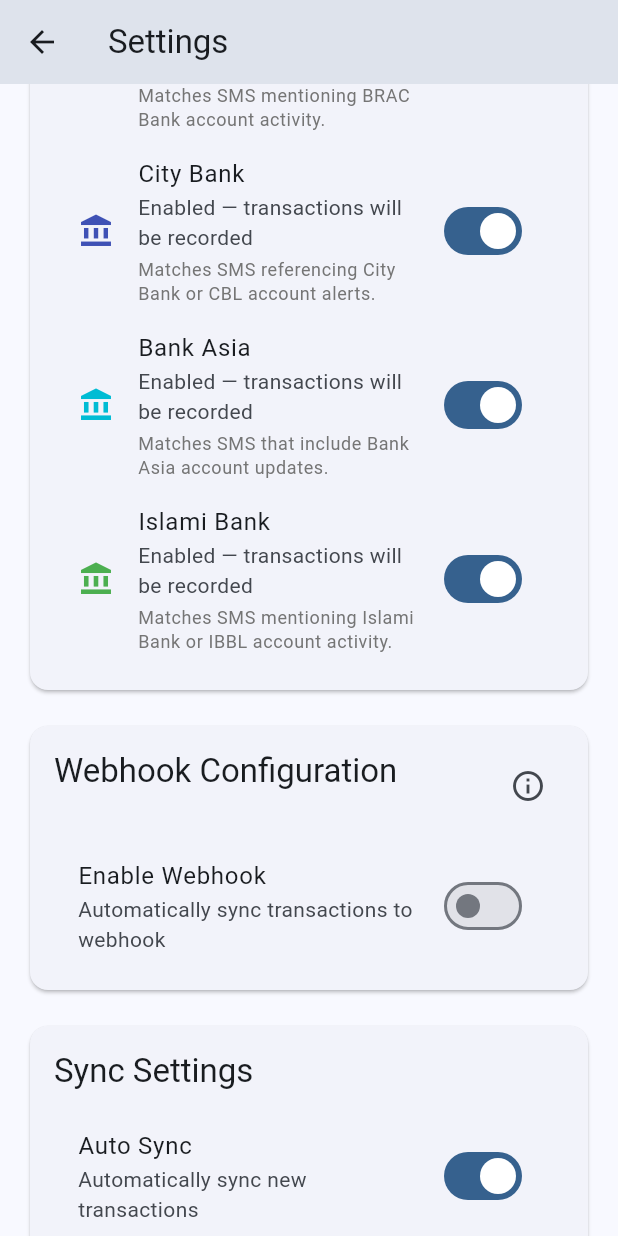
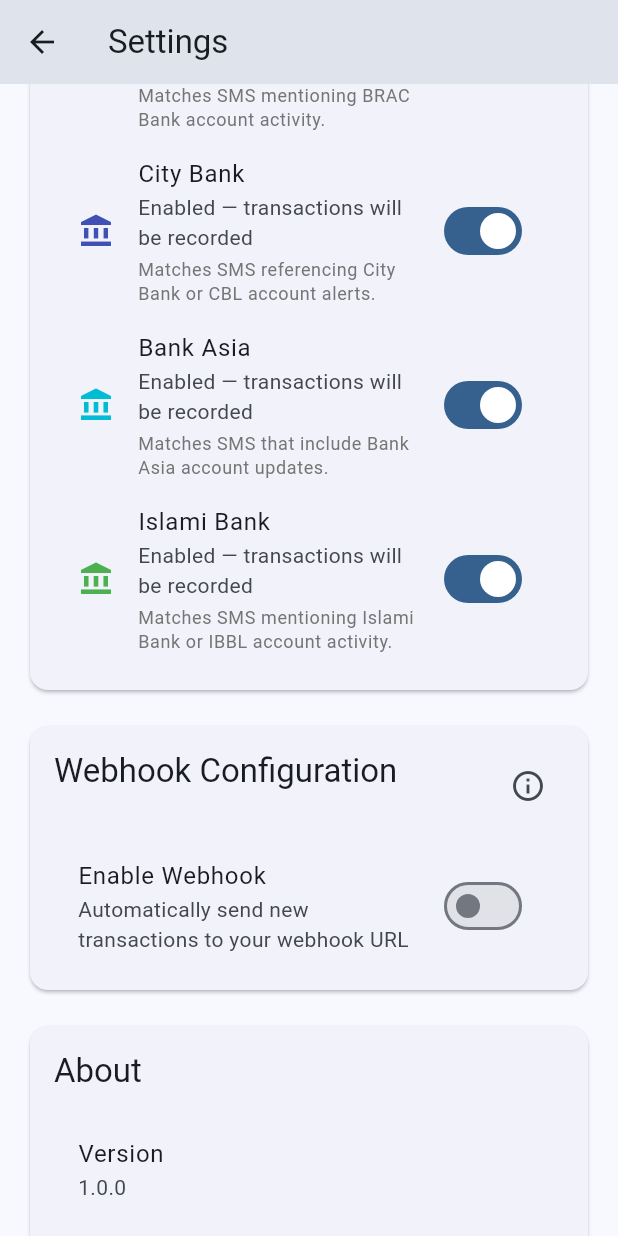
Before and after one commit to md-riaz/HisabBox, a Flutter app: the SettingsScreen screen opened directly, scrolled down 1152 dp, on a phone screen of 412 x 824 dp. Run offline on Flutter 3.47's test engine with Material 3 defaults, Android fonts, the phone set to English and light mode, and no system bars; our stand-ins replace dio, get, permission_handler, shared_preferences, sqflite; missing offline and left inert: another_telephony, workmanager; accounts and stored records are empty.

Commit message:
Remove auto-sync feature and related UI, prefs, docs, and tests
- Remove auto_sync preference and its accessors from WebhookService
- Stop checking/setting auto-sync in processNewTransaction and controller
- Remove autoSync state and setAutoSync API from SettingsController
- Remove Auto Sync UI from SettingsScreen and update webhook subtitle copy
- Update API, FAQ, and Quickstart docs to remove auto-sync references
- Update tests to drop mock 'auto_sync' value and adjust formatting

```diff
--- a/lib/screens/settings_screen.dart
+++ b/lib/screens/settings_screen.dart
@@ -363,7 +363,7 @@ class _SettingsScreenState extends State<SettingsScreen> {
                     SwitchListTile(
                       title: const Text('Enable Webhook'),
                       subtitle: const Text(
-                        'Automatically sync transactions to webhook',
+                        'Automatically send new transactions to your webhook URL',
                       ),
                       value: _settingsController.webhookEnabled.value,
                       onChanged: (value) {
@@ -410,32 +410,6 @@ class _SettingsScreenState extends State<SettingsScreen> {
                   crossAxisAlignment: CrossAxisAlignment.start,
                   children: [
                     Text(
-                      'Sync Settings',
-                      style: Theme.of(context).textTheme.titleLarge,
-                    ),
-                    const SizedBox(height: 16),
-                    SwitchListTile(
-                      title: const Text('Auto Sync'),
-                      subtitle: const Text(
-                        'Automatically sync new transactions',
-                      ),
-                      value: _settingsController.autoSync.value,
-                      onChanged: (value) {
-                        _settingsController.setAutoSync(value);
-                      },
-                    ),
-                  ],
-                ),
-              ),
-            ),
-            const SizedBox(height: 16),
-            Card(
-              child: Padding(
-                padding: const EdgeInsets.all(16.0),
-                child: Column(
-                  crossAxisAlignment: CrossAxisAlignment.start,
-                  children: [
-                    Text(
                       'About',
                       style: Theme.of(context).textTheme.titleLarge,
                     ),
```
Also changed, not shown: lib/controllers/settings_controller.dart (+0 -7 lines), lib/services/webhook_service.dart (+0 -14 lines), 4 other files.
